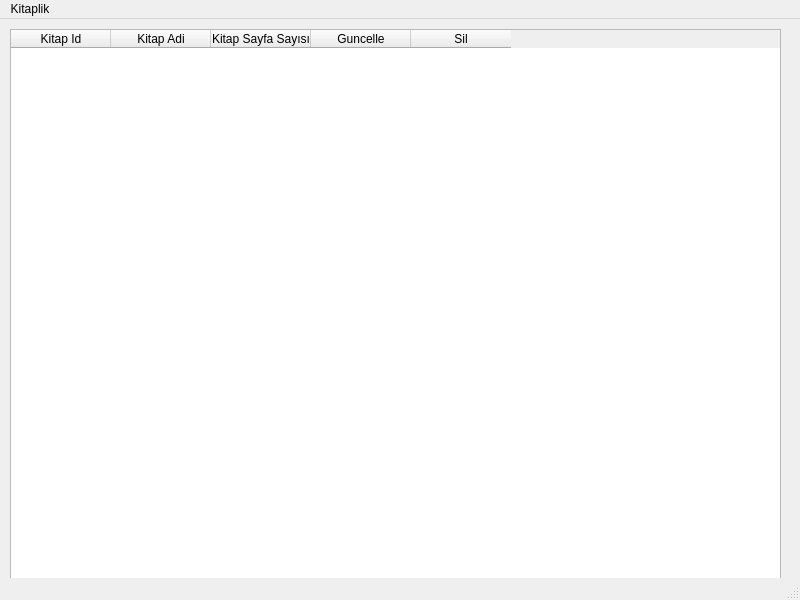
The window that gun08_kitaplik_projesi/anaekran.ui (sinanurun/btkAydinPython) describes before a commit, drawn with Qt 5.
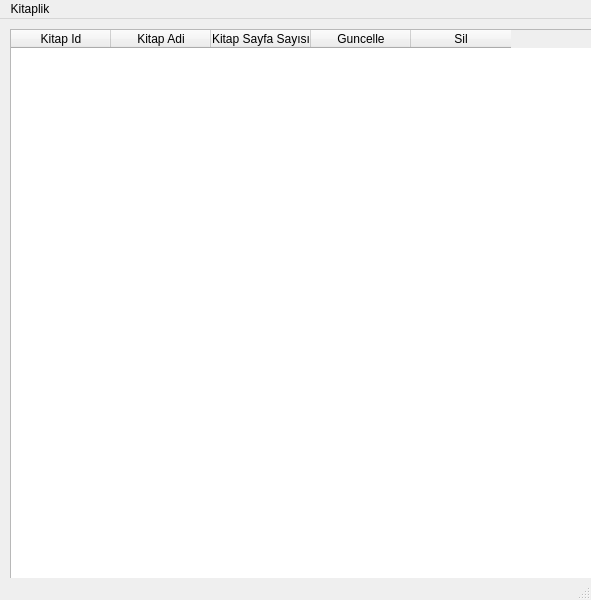
The same window after the commit.

The edit to the form file:
```diff
--- a/gun08_kitaplik_projesi/anaekran.ui
+++ b/gun08_kitaplik_projesi/anaekran.ui
@@ -6,7 +6,7 @@
    <rect>
     <x>0</x>
     <y>0</y>
-    <width>800</width>
+    <width>591</width>
     <height>600</height>
    </rect>
   </property>
@@ -55,7 +55,7 @@
     <rect>
      <x>0</x>
      <y>0</y>
-     <width>800</width>
+     <width>591</width>
      <height>21</height>
     </rect>
    </property>
```
